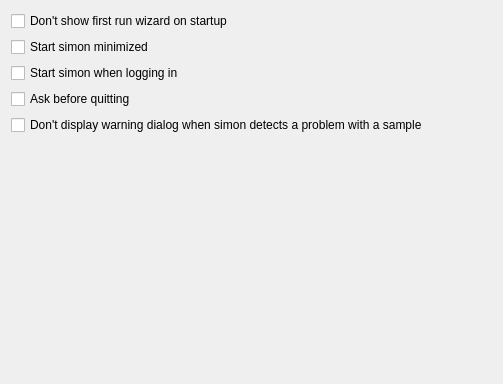
Above: simon/src/simonappcore/generalsettingsdlg.ui from KDE/simon before the change. Below: the same form after it.
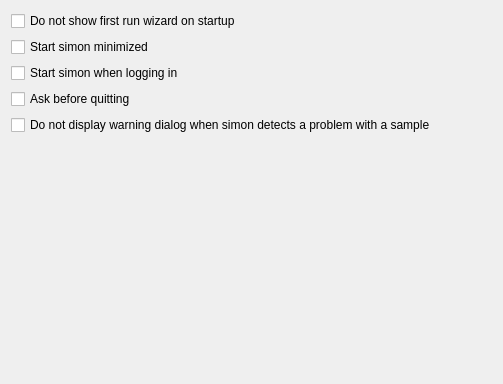
That is the form after the change.

Diff of the .ui file:
```diff
--- a/simon/src/simonappcore/generalsettingsdlg.ui
+++ b/simon/src/simonappcore/generalsettingsdlg.ui
@@ -17,7 +17,7 @@
    <item>
     <widget class="QCheckBox" name="kcfg_FirstRunWizardCompleted">
      <property name="text">
-      <string>Don't show first run wizard on startup</string>
+      <string>Do not show first run wizard on startup</string>
      </property>
     </widget>
    </item>
@@ -48,7 +48,7 @@
    <item>
     <widget class="QCheckBox" name="cbShowSampleWarning">
      <property name="text">
-      <string>Don't display warning dialog when simon detects a problem with a sample</string>
+      <string>Do not display warning dialog when simon detects a problem with a sample</string>
      </property>
     </widget>
    </item>
```
